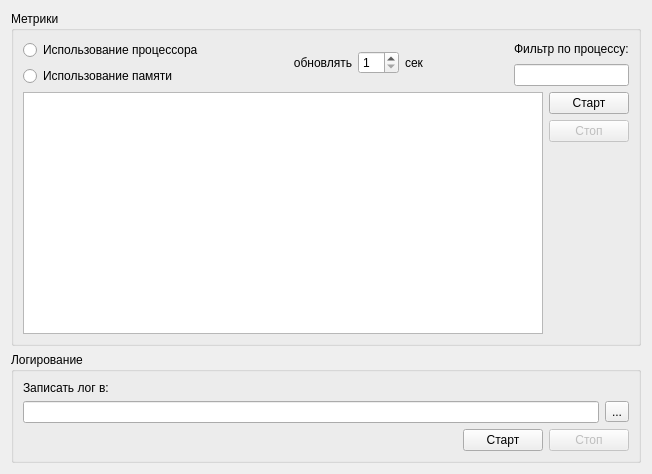
Old version of the form logswidget.ui in the repository schdub/adbgui.
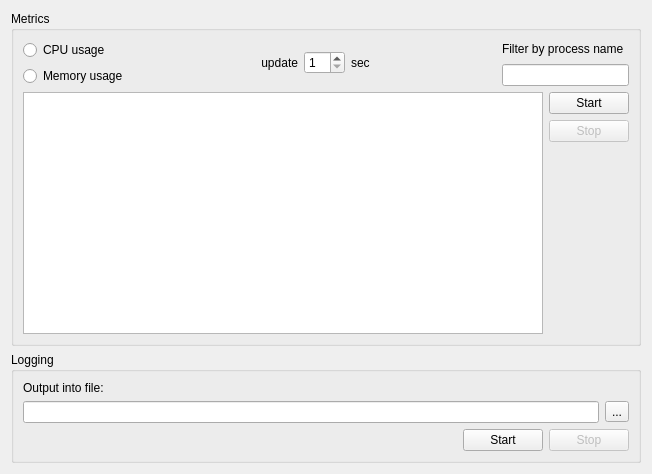
New version of the form.

Commit message: GUI: English translation

```diff
--- a/logswidget.ui
+++ b/logswidget.ui
@@ -17,7 +17,7 @@
    <item>
     <widget class="QGroupBox" name="groupBox">
      <property name="title">
-      <string>Метрики</string>
+      <string>Metrics</string>
      </property>
      <layout class="QVBoxLayout" name="verticalLayout_4">
       <item>
@@ -27,14 +27,14 @@
           <item>
            <widget class="QRadioButton" name="radioCPU">
             <property name="text">
-             <string>Использование процессора</string>
+             <string>CPU usage</string>
             </property>
            </widget>
           </item>
           <item>
            <widget class="QRadioButton" name="radioMem">
             <property name="text">
-             <string>Использование памяти</string>
+             <string>Memory usage</string>
             </property>
            </widget>
           </item>
@@ -56,7 +56,7 @@
         <item>
          <widget class="QLabel" name="label">
           <property name="text">
-           <string>обновлять</string>
+           <string>update</string>
           </property>
           <property name="alignment">
            <set>Qt::AlignRight|Qt::AlignTrailing|Qt::AlignVCenter</set>
@@ -73,7 +73,7 @@
         <item>
          <widget class="QLabel" name="label_4">
           <property name="text">
-           <string>сек</string>
+           <string>sec</string>
           </property>
          </widget>
         </item>
@@ -95,7 +95,7 @@
           <item>
            <widget class="QLabel" name="label_2">
             <property name="text">
-             <string>Фильтр по процессу:</string>
+             <string>Filter by process name</string>
             </property>
            </widget>
           </item>
@@ -116,7 +116,7 @@
           <item>
            <widget class="QPushButton" name="btMetrStart">
             <property name="text">
-             <string>Старт</string>
+             <string>Start</string>
             </property>
            </widget>
           </item>
@@ -126,7 +126,7 @@
              <bool>false</bool>
             </property>
             <property name="text">
-             <string>Стоп</string>
+             <string>Stop</string>
             </property>
            </widget>
           </item>
@@ -153,7 +153,7 @@
    <item>
     <widget class="QGroupBox" name="groupBox_2">
      <property name="title">
-      <string>Логирование</string>
+      <string>Logging</string>
      </property>
      <layout class="QVBoxLayout" name="verticalLayout_6">
       <item>
@@ -161,7 +161,7 @@
         <item>
          <widget class="QLabel" name="label_3">
           <property name="text">
-           <string>Записать лог в:</string>
+           <string>Output into file:</string>
           </property>
          </widget>
         </item>
@@ -203,7 +203,7 @@
         <item>
          <widget class="QPushButton" name="btLogStart">
           <property name="text">
-           <string>Старт</string>
+           <string>Start</string>
           </property>
          </widget>
         </item>
@@ -213,7 +213,7 @@
            <bool>false</bool>
           </property>
           <property name="text">
-           <string>Стоп</string>
+           <string>Stop</string>
           </property>
          </widget>
         </item>
```
The commit also changes 4 other files.
